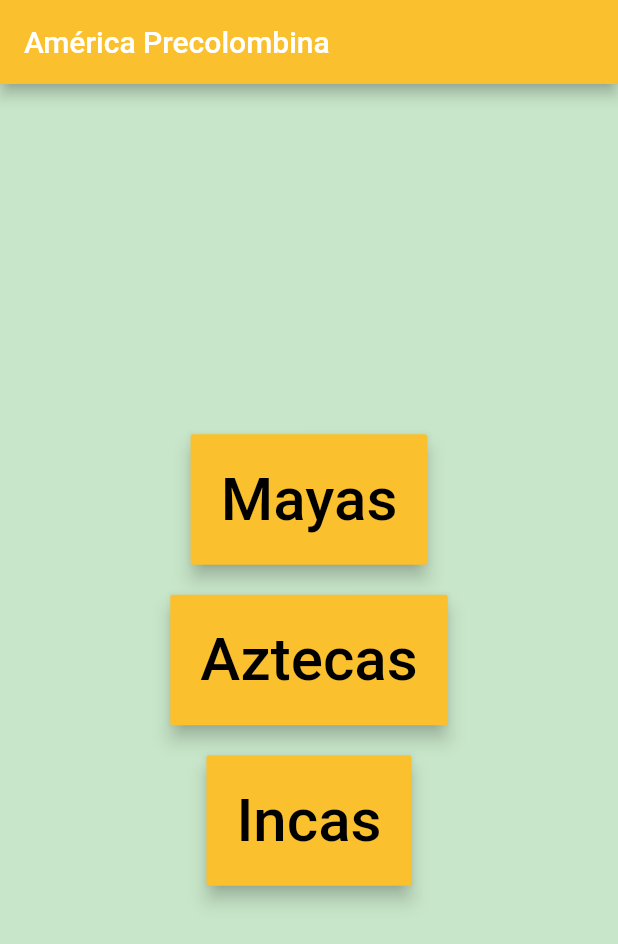
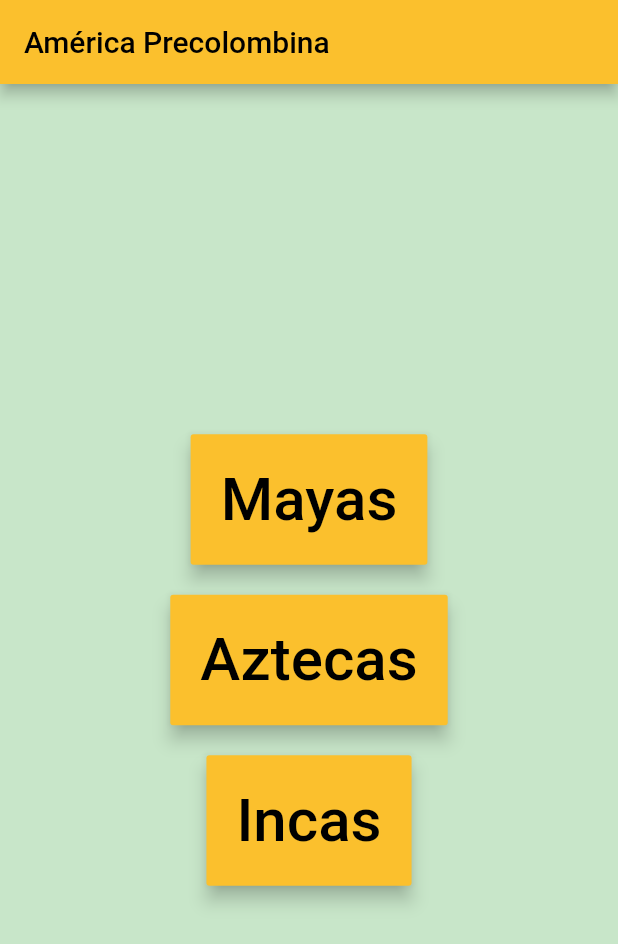
Before and after one commit to soupbizkit/AppKids, a Flutter app: the screen it shows after launch, on a phone screen of 412 x 824 dp. Shown: the top 944 px of the screen. Run offline on Flutter 3.47's test engine with Material 2 defaults, Android fonts, the phone set to English and light mode, and no system bars.

Commit message:
cambio color de letra del appBar y organicé el código de los botones de home_page

```diff
--- a/app_kids/lib/src/app.dart
+++ b/app_kids/lib/src/app.dart
@@ -7,6 +7,7 @@ class MyApp extends StatelessWidget {
   @override
   Widget build(BuildContext context) {
     return MaterialApp(
+      debugShowCheckedModeBanner: false,
       home: Center(
             child: HomePage()
             ),
--- a/app_kids/lib/src/pages/home_page.dart
+++ b/app_kids/lib/src/pages/home_page.dart
@@ -6,11 +6,18 @@ class HomePage extends StatelessWidget {
     return Scaffold(
       backgroundColor: Colors.green[100],
       appBar: AppBar(
-        backgroundColor: Colors.yellow[700],
-       title: Text('América Precolombina')
+              backgroundColor: Colors.yellow[700],
+              title: Text('América Precolombina', style: TextStyle(color: Colors.black)),
       ), //AppBar
       body: Center(
-        child: Column(
+      child: _crearBotones()
+      )
+    );
+  }
+
+
+  Widget _crearBotones(){
+    return Column(
           mainAxisAlignment: MainAxisAlignment.center,
           children: <Widget>[
             RaisedButton(
@@ -52,8 +59,7 @@ class HomePage extends StatelessWidget {
                 'Incas',
                 style: TextStyle(fontSize: 40.0)))
           ],
-        ),
-      )
-    );
+        );
   }
+
 }
```
